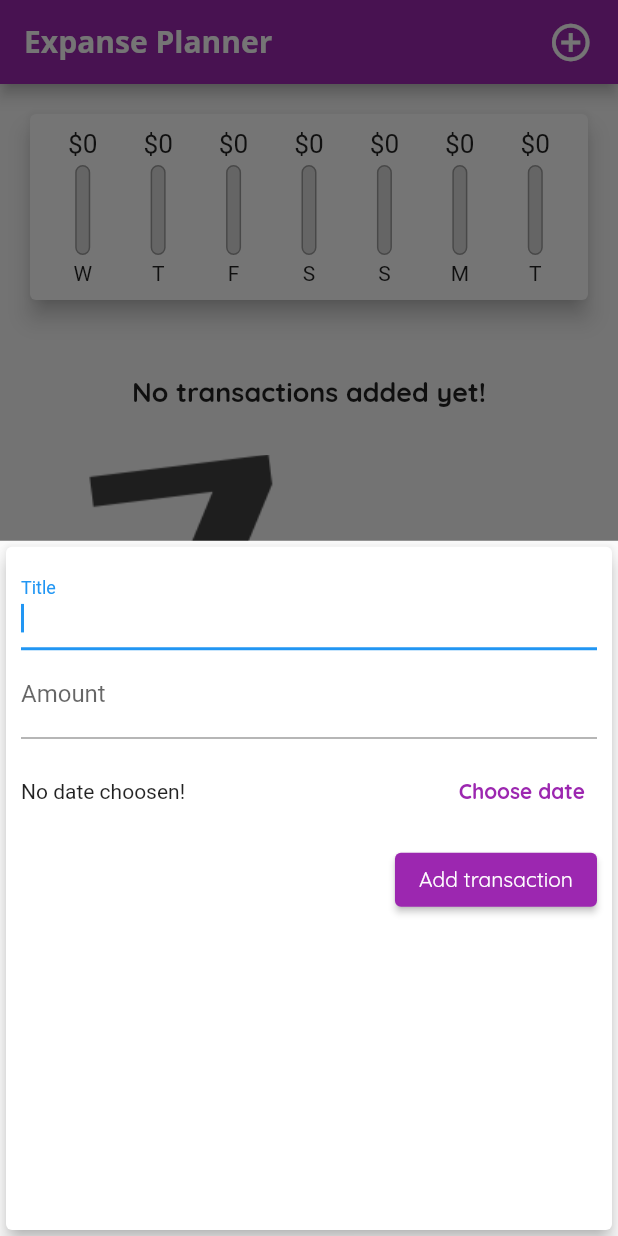
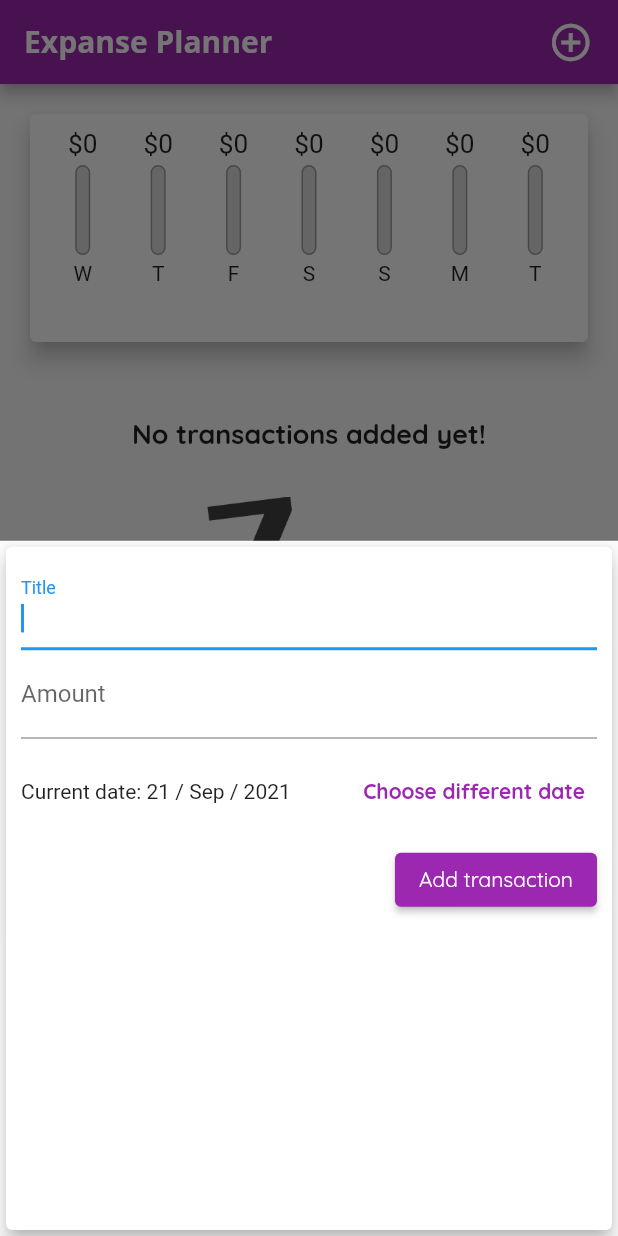
Before and after one commit to s17476/expanse_planner, a Flutter app: the screen it shows after launch, after a tap on the "add circle outline" icon, on a phone screen of 412 x 824 dp. Run offline on Flutter 3.47's test engine with Material 2 defaults, Android fonts, the phone set to English and light mode, and no system bars.

Commit message:
date picker + layout upgrade

```diff
--- a/lib/main.dart
+++ b/lib/main.dart
@@ -91,8 +91,7 @@ class _HomePageState extends State<HomePage> {
 
   @override
   Widget build(BuildContext context) {
-    return Scaffold(
-      appBar: AppBar(
+    final appBar = AppBar(
       title: const Text('Expanse Planner'),
       actions: <Widget>[
         IconButton(
@@ -105,15 +104,28 @@ class _HomePageState extends State<HomePage> {
           padding: const EdgeInsets.only(right: 15),
         )
       ],
-      ),
+    );
+    return Scaffold(
+      appBar: appBar,
       body: SingleChildScrollView(
         child: Column(
           crossAxisAlignment: CrossAxisAlignment.stretch,
           children: <Widget>[
-            Chart(recentTransactions: _recentTransactions),
-            TransactionList(
+            SizedBox(
+                height: (MediaQuery.of(context).size.height -
+                        appBar.preferredSize.height -
+                        MediaQuery.of(context).padding.top) *
+                    0.25,
+                child: Chart(recentTransactions: _recentTransactions)),
+            SizedBox(
+              height: (MediaQuery.of(context).size.height -
+                      appBar.preferredSize.height -
+                      MediaQuery.of(context).padding.top) *
+                  0.75,
+              child: TransactionList(
                 transactions: _transactions,
                 deleteTransaction: deleteTransaction,
+              ),
             ),
           ],
         ),
--- a/lib/widgets/new_transaction.dart
+++ b/lib/widgets/new_transaction.dart
@@ -19,9 +19,7 @@ class _NewTransactionState extends State<NewTransaction> {
     final enteredTitle = _titleController.text;
     double enteredAmount = 0;
 
-    if (enteredTitle.isEmpty ||
-        _amountController.text.isEmpty ||
-        _selectDate == null) return;
+    if (enteredTitle.isEmpty || _amountController.text.isEmpty) return;
 
     enteredAmount = double.parse(_amountController.text);
 
@@ -52,6 +50,15 @@ class _NewTransactionState extends State<NewTransaction> {
 
   @override
   Widget build(BuildContext context) {
+    String choosenDate;
+    if (_selectDate == null) {
+      _selectDate = DateTime.now();
+      choosenDate =
+          'Current date: ' + DateFormat('dd / MMM / yyyy').format(_selectDate!);
+    } else {
+      choosenDate =
+          'Picked date: ' + DateFormat('dd / MMM / yyyy').format(_selectDate!);
+    }
     return Card(
       elevation: 5,
       child: Container(
@@ -82,18 +89,12 @@ class _NewTransactionState extends State<NewTransaction> {
               child: Row(
                 children: [
                   Expanded(
-                    child: Text(
-                      _selectDate == null
-                          ? 'No date choosen!'
-                          : 'Picked date: ' +
-                              DateFormat('dd / MMM / yyyy')
-                                  .format(_selectDate!),
-                    ),
+                    child: Text(choosenDate),
                   ),
                   TextButton(
                     onPressed: _presentDayPicker,
                     child: Text(
-                      'Choose date',
+                      'Choose different date',
                       style: TextStyle(
                         color: Theme.of(context).primaryColor,
                         fontWeight: FontWeight.bold,
--- a/lib/widgets/transaction_list.dart
+++ b/lib/widgets/transaction_list.dart
@@ -13,7 +13,6 @@ class TransactionList extends StatelessWidget {
   @override
   Widget build(BuildContext context) {
     return SizedBox(
-      height: 550,
       child: transactions.isEmpty
           ? Column(
               children: [
@@ -24,7 +23,13 @@ class TransactionList extends StatelessWidget {
                     style: Theme.of(context).textTheme.headline6,
                   ),
                 ),
-                Image.asset('assets/img/waiting.png'),
+                SizedBox(
+                  height: MediaQuery.of(context).size.height * 0.4,
+                  child: Image.asset(
+                    'assets/img/waiting.png',
+                    fit: BoxFit.cover,
+                  ),
+                ),
               ],
             )
           : ListView.builder(
```
Lines whose indentation alone changed are shown as unchanged.
